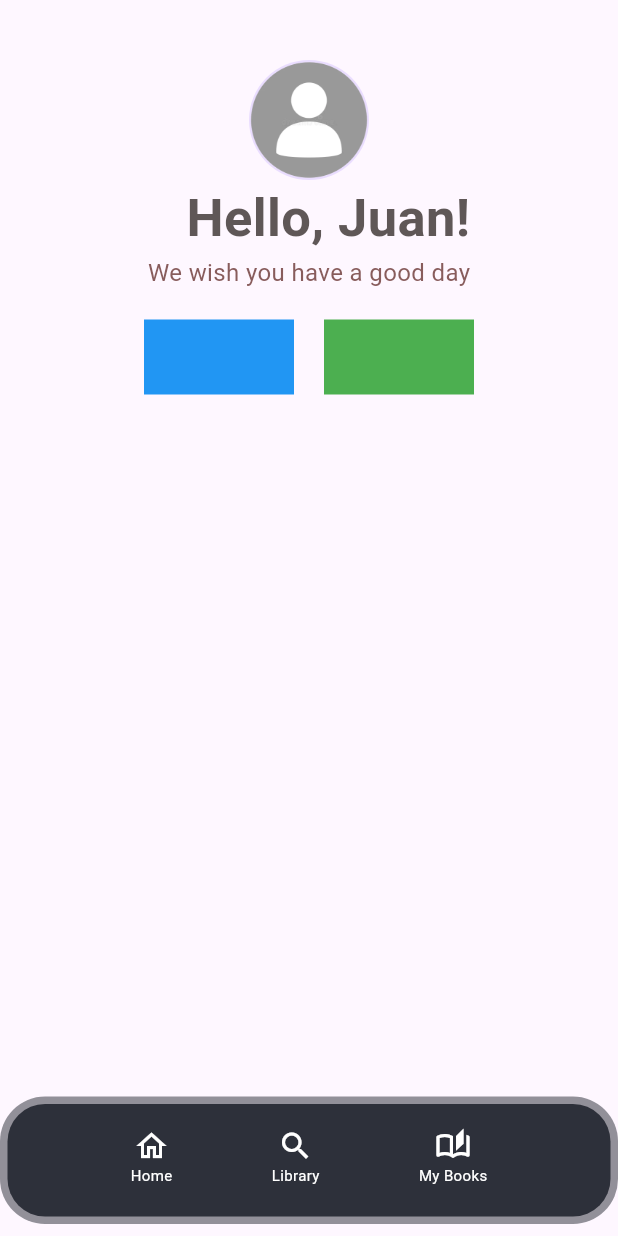
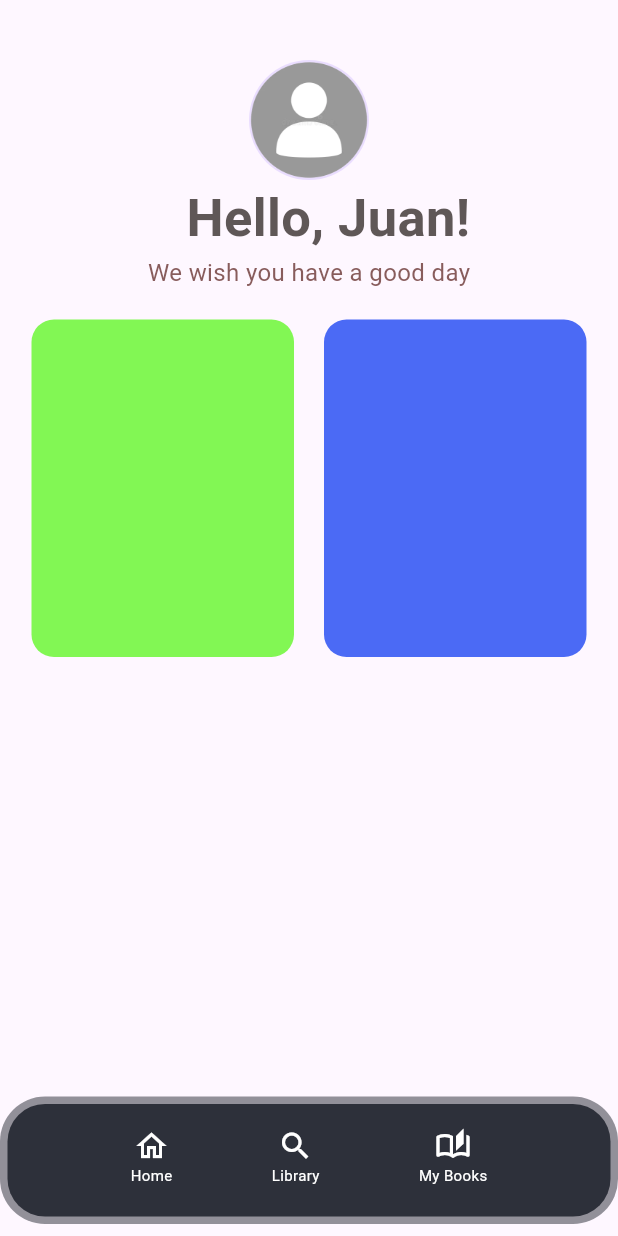
Before and after one commit to MarcelSunyer/Project_Flutter, a Flutter app: the screen it shows after launch, on a phone screen of 412 x 824 dp. Run offline on Flutter 3.47's test engine with Material 3 defaults, Android fonts, the phone set to English and light mode, and no system bars.

Commit message:
Size arreglada

```diff
--- a/Project_Flutter/app_book/lib/Widgets/profile_widget.dart
+++ b/Project_Flutter/app_book/lib/Widgets/profile_widget.dart
@@ -45,17 +45,23 @@ class ProfileWidget extends StatelessWidget {
             Row(
               mainAxisAlignment: MainAxisAlignment.center,
               children: [
-                Container(
-                  height: 50,
-                  width: 100,
-                  color: Colors.blue,
-                ),
+                 Container(
+                  height: 225,
+                  width: 175,
+                  decoration: BoxDecoration(
+                    color: Color.fromARGB(255, 130, 247, 84),
+                    borderRadius: BorderRadius.circular(15),
+                  ),
+                 ),
                 SizedBox(width: 20), // Ajusta el espacio entre los contenedores según tus necesidades
-                Container(
-                  height: 50,
-                  width: 100,
-                  color: Colors.green,
-                ),
+                 Container(
+                  height: 225,
+                  width: 175,
+                  decoration: BoxDecoration(
+                    color: Color.fromARGB(255, 75, 106, 245),
+                    borderRadius: BorderRadius.circular(15),
+                  ),
+                 ),
               ],
             ),
           ],
```
